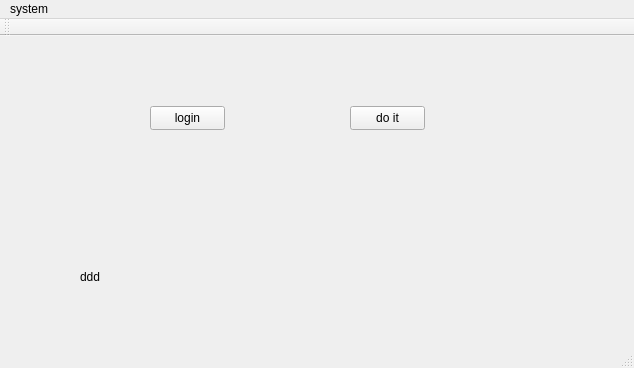
Before: the Qt Designer form loginmain.ui in steveliao93/TradingSHFE, drawn with Qt 5.
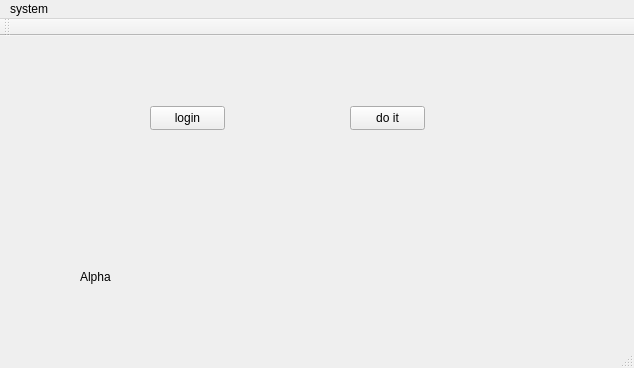
After: the same form once the commit is applied.

```diff
--- a/loginmain.ui
+++ b/loginmain.ui
@@ -37,7 +37,7 @@
      </rect>
     </property>
     <property name="text">
-     <string>ddd</string>
+     <string>Alpha</string>
     </property>
    </widget>
    <widget class="QPushButton" name="mainquotabut">
```
Left out of the diff: 2 changed lines with no effect on the pictures.
